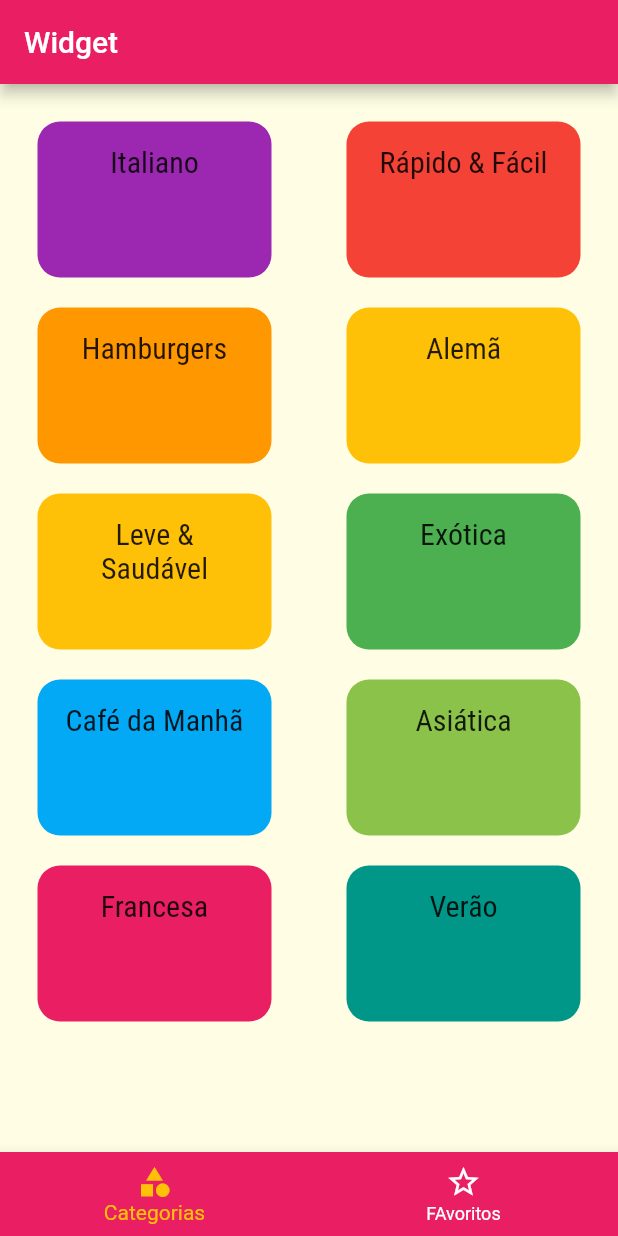
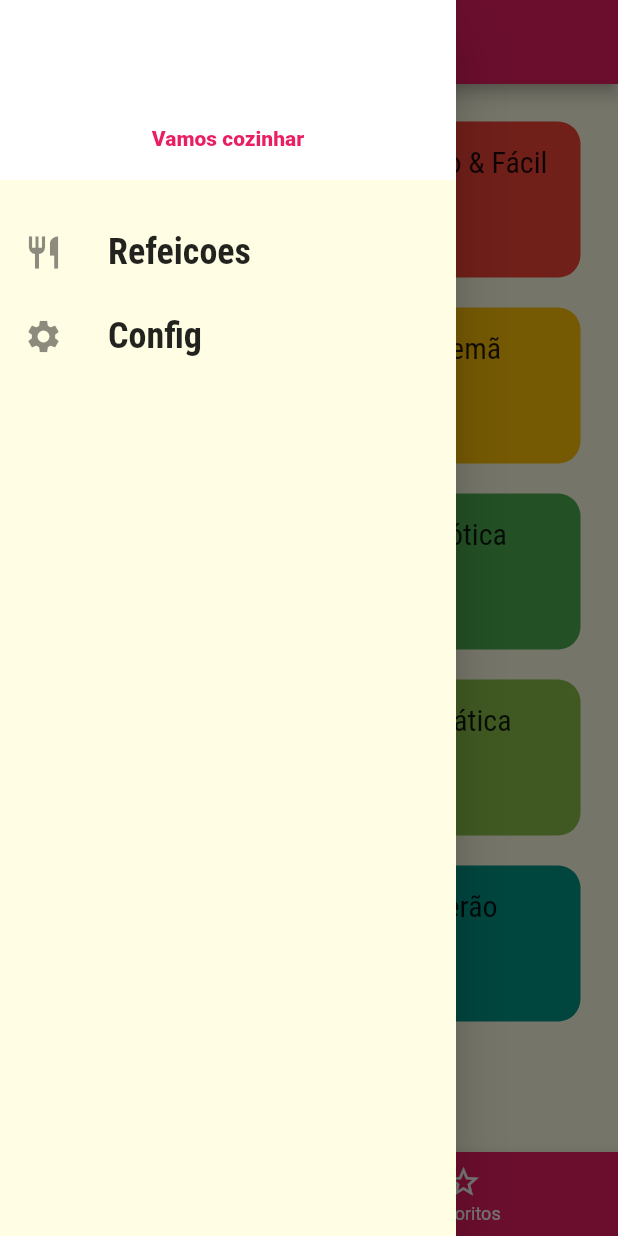
Before and after one commit to LuaDlc/dummy_data, a Flutter app: the screen it shows after launch, with the side drawer open (before the commit the screen has no drawer), on a phone screen of 412 x 824 dp. Run offline on Flutter 3.47's test engine with Material 2 defaults, Android fonts, the phone set to English and light mode, and no system bars.

Commit message:
feature: adicionando drawer personalizado

```diff
--- a/lib/pages/tabs_pages.dart
+++ b/lib/pages/tabs_pages.dart
@@ -1,5 +1,6 @@
 import 'package:dummy_data/pages/categories_pages.dart';
 import 'package:dummy_data/pages/favorite_pages.dart';
+import 'package:dummy_data/widgets/main_drawer.dart';
 import 'package:flutter/material.dart';
 
 class TabsPages extends StatefulWidget {
@@ -38,6 +39,7 @@ class _TabsPagesState extends State<TabsPages> {
         appBar: AppBar(
           title: Text(_pages[_selectedScreenIndex]['screen'].toString()),
         ),
+        drawer: const MainDrawer(),
         body: _pages[_selectedScreenIndex]['screen'] as Widget,
         bottomNavigationBar: BottomNavigationBar(
             onTap: _selectPage,
--- /dev/null
+++ b/lib/widgets/main_drawer.dart
@@ -0,0 +1,51 @@
+import 'package:flutter/material.dart';
+
+class MainDrawer extends StatelessWidget {
+  const MainDrawer({super.key});
+
+  Widget _creatItem(IconData icon, String label) {
+    return ListTile(
+      leading: Icon(
+        icon,
+        size: 26,
+      ),
+      title: Text(
+        label,
+        style: const TextStyle(
+            fontFamily: 'RobotoCondensed',
+            fontSize: 24,
+            fontWeight: FontWeight.bold),
+      ),
+      onTap: () {},
+    );
+  }
+
+  @override
+  Widget build(BuildContext context) {
+    return Drawer(
+      child: Column(
+        children: [
+          Container(
+            height: 120,
+            width: double.infinity,
+            padding: const EdgeInsets.all(20),
+            color: Theme.of(context).colorScheme.outlineVariant,
+            alignment: Alignment
+                .bottomCenter, //centraliza oq esta dentro do container, este caso o text
+            child: Text(
+              'Vamos cozinhar',
+              style: TextStyle(
+                  fontWeight: FontWeight.w900,
+                  color: Theme.of(context).primaryColor),
+            ),
+          ),
+          const SizedBox(
+            height: 20,
+          ),
+          _creatItem(Icons.restaurant, 'Refeicoes'),
+          _creatItem(Icons.settings, 'Config')
+        ],
+      ),
+    );
+  }
+}
```
Also changed, not shown: 1 other file.
